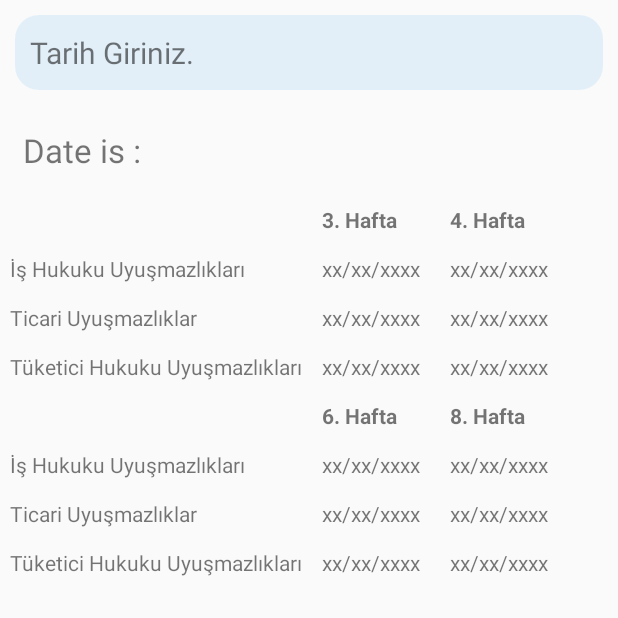
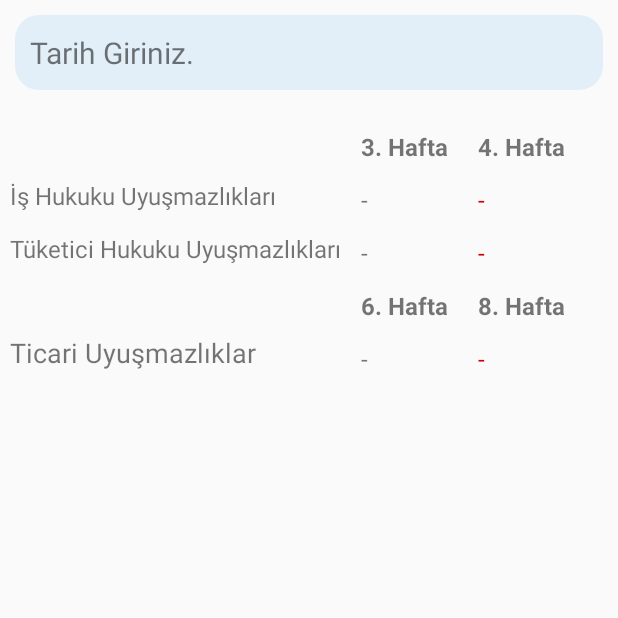
Before and after one commit to kemalurekli/ArabulucuCalculator, an Android app: the TimeCalcThirdPart screen opened directly, with no data from a screen before it, on a phone screen of 412 x 824 dp, the top half of it. Run offline under Robolectric (Android 15) with nearby library versions, the phone set to English and light mode, and no system bars.

Commit message:
calendar function added

```diff
--- a/app/src/main/java/com/example/arabulucuhesapmatik/TimeCalcThirdPart.java
+++ b/app/src/main/java/com/example/arabulucuhesapmatik/TimeCalcThirdPart.java
@@ -13,13 +13,18 @@ import java.util.Calendar;
 public class TimeCalcThirdPart extends AppCompatActivity {
 
     private DatePickerDialog.OnDateSetListener setListener;
-    private TextView tvDate, date_text;
+    private TextView tvDate, is_uc, is_dort,tuketici_uc,tuketici_dort,ticari_alti, ticari_sekiz;
     @Override
     protected void onCreate(Bundle savedInstanceState) {
         super.onCreate(savedInstanceState);
         setContentView(R.layout.activity_time_calc_third_part);
         tvDate = findViewById(R.id.tvDate);
-        date_text = findViewById(R.id.date_text);
+        is_uc = findViewById(R.id.is_uc);
+        is_dort = findViewById(R.id.is_dort);
+        tuketici_uc = findViewById(R.id.tuketici_uc);
+        tuketici_dort = findViewById(R.id.tuketici_dort);
+        ticari_alti = findViewById(R.id.ticari_alti);
+        ticari_sekiz = findViewById(R.id.ticari_sekiz);
         final Calendar calendar = Calendar.getInstance();
         final int year = calendar.get(Calendar.YEAR);
         final int month = calendar.get(Calendar.MONTH);
@@ -32,13 +37,42 @@ public class TimeCalcThirdPart extends AppCompatActivity {
 
                     @Override
                     public void onDateSet(DatePicker datePicker, int selectedYear, int selectedMonth, int selectedDay) {
-                        Calendar calendarNew = Calendar.getInstance();
-                        calendarNew.set(selectedYear,selectedMonth,selectedDay);
-                        calendarNew.add(calendarNew.DATE,21);
-                        int threeWeekD = (calendarNew.get(Calendar.DAY_OF_MONTH));
-                        int threeWeekM = calendarNew.get(Calendar.MONTH);
+
+                        //For 3 weeks
+                        Calendar calendar2 = Calendar.getInstance();
+                        calendar2.set(selectedYear,selectedMonth,selectedDay);
+                        calendar2.add(calendar2.DATE,21);
+                        int threeWeekD = (calendar2.get(Calendar.DAY_OF_MONTH));
+                        int threeWeekM = calendar2.get(Calendar.MONTH);
                         threeWeekM=threeWeekM+1;
-                        int threeWeekY = calendarNew.get(Calendar.YEAR);
+                        int threeWeekY = calendar2.get(Calendar.YEAR);
+
+                        //For 4 weeks
+                        Calendar calendar3 = Calendar.getInstance();
+                        calendar3.set(selectedYear,selectedMonth,selectedDay);
+                        calendar3.add(calendar3.DATE,28);
+                        int fourWeekD = (calendar3.get(Calendar.DAY_OF_MONTH));
+                        int fourWeekM = calendar3.get(Calendar.MONTH);
+                        fourWeekM=fourWeekM+1;
+                        int fourWeekY = calendar3.get(Calendar.YEAR);
+
+                        //For 6 weeks
+                        Calendar calendar4 = Calendar.getInstance();
+                        calendar4.set(selectedYear,selectedMonth,selectedDay);
+                        calendar4.add(calendar4.DATE,42);
+                        int sixWeekD = (calendar4.get(Calendar.DAY_OF_MONTH));
+                        int sixWeekM = calendar4.get(Calendar.MONTH);
+                        sixWeekM=sixWeekM+1;
+                        int sixWeekY = calendar4.get(Calendar.YEAR);
+
+                        //For 8 weeks
+                        Calendar calendar5 = Calendar.getInstance();
+                        calendar5.set(selectedYear,selectedMonth,selectedDay);
+                        calendar5.add(calendar5.DATE,56);
+                        int eightWeekD = (calendar5.get(Calendar.DAY_OF_MONTH));
+                        int eightWeekM = calendar5.get(Calendar.MONTH);
+                        eightWeekM=eightWeekM+1;
+                        int eightWeekY = calendar5.get(Calendar.YEAR);
 
                         //TextView's Text
                         selectedMonth=selectedMonth+1;
@@ -46,8 +80,12 @@ public class TimeCalcThirdPart extends AppCompatActivity {
                         tvDate.setText(date);
                         //TextView's Text
 
-
-                        date_text.setText("Date is : " + threeWeekD +"/"+threeWeekM+"/"+threeWeekY);
+                        is_uc.setText(threeWeekD + "/" + threeWeekM + "/" + threeWeekY);
+                        is_dort.setText(fourWeekD + "/" + fourWeekM + "/" + fourWeekY);
+                        tuketici_uc.setText(threeWeekD + "/" + threeWeekM + "/" + threeWeekY);
+                        tuketici_dort.setText(fourWeekD + "/" + fourWeekM + "/" + fourWeekY);
+                        ticari_alti.setText(sixWeekD + "/" + sixWeekM + "/" + sixWeekY);
+                        ticari_sekiz.setText(eightWeekD + "/" + eightWeekM + "/" + eightWeekY);
                     }
                 },year,month,day);
                 datePickerDialog.show();
--- a/app/src/main/res/layout/activity_time_calc_third_part.xml
+++ b/app/src/main/res/layout/activity_time_calc_third_part.xml
@@ -6,7 +6,6 @@
     android:layout_height="match_parent"
     android:orientation="vertical"
     tools:context=".TimeCalcThirdPart">
-
     <TextView
         android:layout_width="match_parent"
         android:layout_height="50dp"
@@ -18,23 +17,15 @@
         android:background="@drawable/inputareastyle"
         android:id="@+id/tvDate">
     </TextView>
-    <TextView
-        android:layout_width="match_parent"
-        android:layout_height="wrap_content"
-        android:text="Date is : "
-        android:textSize="22sp"
-        android:id="@+id/date_text"
-        android:layout_margin="15dp"
-        ></TextView>
-
     <LinearLayout
     android:layout_width="match_parent"
     android:layout_height="wrap_content"
+    android:layout_marginTop="10dp"
     android:orientation="horizontal">
-
 <LinearLayout
     android:layout_width="wrap_content"
     android:layout_height="wrap_content"
+    android:layout_gravity="left"
     android:orientation="vertical">
     <TextView
         android:layout_width="wrap_content"
@@ -45,52 +36,78 @@
         android:layout_width="wrap_content"
         android:layout_height="wrap_content"
         android:layout_margin="10px"
+        android:textSize="16sp"
         android:text="İş Hukuku Uyuşmazlıkları">
     </TextView>
+
     <TextView
         android:layout_width="wrap_content"
         android:layout_height="wrap_content"
         android:layout_margin="10px"
-        android:text="Ticari Uyuşmazlıklar">
+        android:textSize="16sp"
+        android:text="Tüketici Hukuku Uyuşmazlıkları">
     </TextView>
+    <TextView
+        android:layout_width="wrap_content"
+        android:layout_margin="10px"
+        android:layout_height="wrap_content">
+    </TextView>
+
     <TextView
         android:layout_width="wrap_content"
         android:layout_height="wrap_content"
         android:layout_margin="10px"
-        android:text="Tüketici Hukuku Uyuşmazlıkları">
+        android:textSize="18sp"
+        android:text="Ticari Uyuşmazlıklar">
     </TextView>
 </LinearLayout>
     <LinearLayout
         android:layout_width="wrap_content"
         android:layout_height="wrap_content"
         android:orientation="vertical"
+        android:layout_gravity="right"
         android:layout_marginRight="10px">
         <TextView
             android:layout_width="wrap_content"
             android:layout_margin="10px"
             android:layout_height="wrap_content"
             android:text="3. Hafta"
+            android:textSize="16sp"
+            android:textStyle="bold">
+        </TextView>
+        <TextView
+            android:layout_width="wrap_content"
+            android:layout_height="wrap_content"
+            android:id="@+id/is_uc"
+            android:layout_margin="10px"
+            android:textSize="16sp"
+            android:text="-">
+        </TextView>
+        <TextView
+            android:layout_width="wrap_content"
+            android:layout_height="wrap_content"
+            android:layout_margin="10px"
+            android:textSize="16sp"
+            android:id="@+id/tuketici_uc"
+            android:text="-">
+        </TextView>
+        <TextView
+            android:layout_width="wrap_content"
+            android:layout_margin="10px"
+            android:layout_height="wrap_content"
+            android:text="6. Hafta"
+            android:textSize="16sp"
             android:textStyle="bold">
         </TextView>
         <TextView
             android:layout_width="wrap_content"
             android:layout_height="wrap_content"
             android:layout_margin="10px"
-            android:text="xx/xx/xxxx">
+            android:textSize="16sp"
+            android:id="@+id/ticari_alti"
+            android:text="-"
+            >
         </TextView>
-        <TextView
-            android:layout_width="wrap_content"
-            android:layout_height="wrap_content"
-            android:layout_margin="10px"
-            android:text="xx/xx/xxxx">
-        </TextView>
-        <TextView
-            android:layout_width="wrap_content"
-            android:layout_height="wrap_content"
-            android:layout_margin="10px"
-            android:text="xx/xx/xxxx">
-        </TextView>
-
     </LinearLayout>
     <LinearLayout
         android:layout_width="wrap_content"
@@ -101,129 +118,44 @@
             android:layout_margin="10px"
             android:layout_height="wrap_content"
             android:text="4. Hafta"
+            android:textSize="16sp"
             android:textStyle="bold">
         </TextView>
         <TextView
             android:layout_width="wrap_content"
             android:layout_height="wrap_content"
             android:layout_margin="10px"
-            android:text="xx/xx/xxxx">
+            android:text="-"
+            android:textSize="16sp"
+            android:id="@+id/is_dort"
+            android:textColor="@android:color/holo_red_dark">
         </TextView>
         <TextView
             android:layout_width="wrap_content"
             android:layout_height="wrap_content"
             android:layout_margin="10px"
-            android:text="xx/xx/xxxx">
+            android:textSize="16sp"
+            android:id="@+id/tuketici_dort"
+            android:text="-"
+            android:textColor="@android:color/holo_red_dark">
         </TextView>
-        <TextView
-            android:layout_width="wrap_content"
-            android:layout_height="wrap_content"
-            android:layout_margin="10px"
-            android:text="xx/xx/xxxx">
-        </TextView>
-
-    </LinearLayout>
-
-</LinearLayout>
-    <LinearLayout
-        android:layout_width="match_parent"
-        android:layout_height="wrap_content"
-        android:orientation="horizontal">
-
-        <LinearLayout
-            android:layout_width="wrap_content"
-            android:layout_height="wrap_content"
-            android:orientation="vertical">
-            <TextView
-                android:layout_width="wrap_content"
-                android:layout_margin="10px"
-                android:layout_height="wrap_content">
-            </TextView>
-            <TextView
-                android:layout_width="wrap_content"
-                android:layout_height="wrap_content"
-                android:layout_margin="10px"
-                android:text="İş Hukuku Uyuşmazlıkları">
-            </TextView>
-            <TextView
-                android:layout_width="wrap_content"
-                android:layout_height="wrap_content"
-                android:layout_margin="10px"
-                android:text="Ticari Uyuşmazlıklar">
-            </TextView>
-            <TextView
-                android:layout_width="wrap_content"
-                android:layout_height="wrap_content"
-                android:layout_margin="10px"
-                android:text="Tüketici Hukuku Uyuşmazlıkları">
-            </TextView>
-        </LinearLayout>
-        <LinearLayout
-            android:layout_width="wrap_content"
-            android:layout_height="wrap_content"
-            android:orientation="vertical"
-            android:layout_marginRight="10px">
         <TextView
             android:layout_width="wrap_content"
             android:layout_margin="10px"
             android:layout_height="wrap_content"
-                android:text="6. Hafta"
+            android:text="8. Hafta"
+            android:textSize="16sp"
             android:textStyle="bold">
         </TextView>
         <TextView
             android:layout_width="wrap_content"
             android:layout_height="wrap_content"
             android:layout_margin="10px"
-                android:text="xx/xx/xxxx">
+            android:text="-"
+            android:id="@+id/ticari_sekiz"
+            android:textSize="16sp"
+            android:textColor="@android:color/holo_red_dark">
         </TextView>
-            <TextView
-                android:layout_width="wrap_content"
-                android:layout_height="wrap_content"
-                android:layout_margin="10px"
-                android:text="xx/xx/xxxx">
-            </TextView>
-            <TextView
-                android:layout_width="wrap_content"
-                android:layout_height="wrap_content"
-                android:layout_margin="10px"
-                android:text="xx/xx/xxxx">
-            </TextView>
-
     </LinearLayout>
-        <LinearLayout
-            android:layout_width="wrap_content"
-            android:layout_height="wrap_content"
-            android:orientation="vertical">
-            <TextView
-                android:layout_width="wrap_content"
-                android:layout_margin="10px"
-                android:layout_height="wrap_content"
-                android:text="8. Hafta"
-                android:textStyle="bold">
-            </TextView>
-            <TextView
-                android:layout_width="wrap_content"
-                android:layout_height="wrap_content"
-                android:layout_margin="10px"
-                android:text="xx/xx/xxxx">
-            </TextView>
-            <TextView
-                android:layout_width="wrap_content"
-                android:layout_height="wrap_content"
-                android:layout_margin="10px"
-                android:text="xx/xx/xxxx">
-            </TextView>
-            <TextView
-                android:layout_width="wrap_content"
-                android:layout_height="wrap_content"
-                android:layout_margin="10px"
-                android:text="xx/xx/xxxx">
-            </TextView>
-
 </LinearLayout>
-
 </LinearLayout>
-
-
-
-</LinearLayout>
```
Lines whose indentation alone changed are shown as unchanged.
